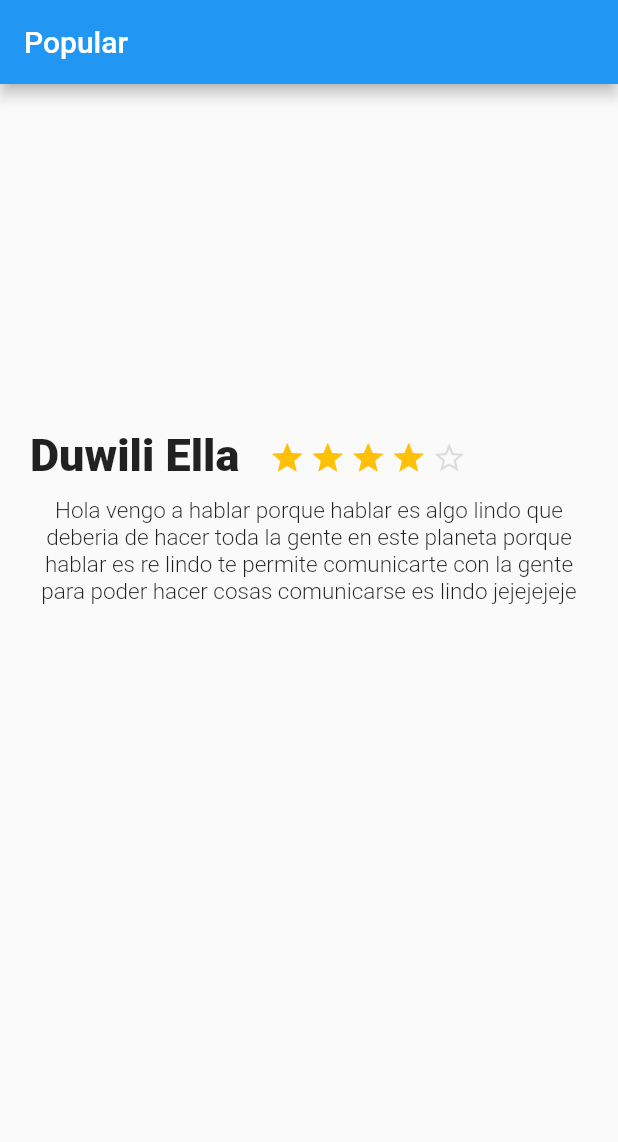
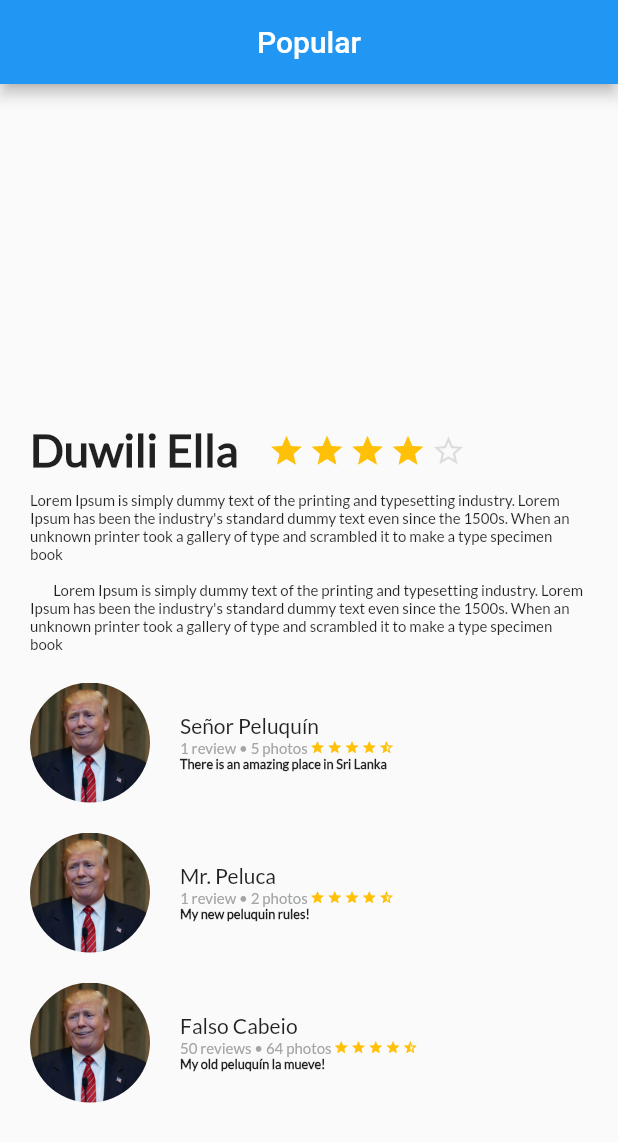
Before and after one commit to nandyme/p_flutter, a Flutter app: the screen it shows after launch, on a phone screen of 412 x 824 dp. Shown: the top 1142 px of the screen. Run offline on Flutter 3.47's test engine with Material 2 defaults, Android fonts, the phone set to English and light mode, and no system bars.

Commit message:
Clase 24

```diff
--- a/lib/description_place.dart
+++ b/lib/description_place.dart
@@ -34,7 +34,7 @@ class DescriptionPlace extends StatelessWidget {
 
     final star = Container(
       margin: EdgeInsets.only(
-        top: 233.0,
+        top: 228.0,
         right: 3.0
       ),
       child: Icon(
@@ -43,9 +43,9 @@ class DescriptionPlace extends StatelessWidget {
       ),
     );
 
-    final empty_star = Container(
+    final emptyStar = Container(
       margin: EdgeInsets.only(
-        top: 233.0,
+        top: 228.0,
         right: 3.0
       ),
       child: Icon(
@@ -54,17 +54,18 @@ class DescriptionPlace extends StatelessWidget {
       ),
     );
 
-    final title_stars = Row (
+    final titleStars = Row (
       children: <Widget>[
         Container(
           margin: EdgeInsets.only(
-            top: 230.0,
+            top: 225.0,
             left: 20.0,
             right: 20.0
           ),
           child: Text(
             "Duwili Ella",
             style: TextStyle(
+              fontFamily: "Lato",
               fontSize: 30.0,
               fontWeight: FontWeight.w900
             ),
@@ -78,7 +79,7 @@ class DescriptionPlace extends StatelessWidget {
             star,
             star,
             star,
-            empty_star
+            emptyStar
           ],
         )
 
@@ -93,25 +94,28 @@ class DescriptionPlace extends StatelessWidget {
           left: 20.0
       ),
       child: Text(
-        "Hola vengo a hablar porque hablar es algo lindo que deberia de hacer toda la gente en este planeta porque hablar es re lindo te permite comunicarte con la gente para poder hacer cosas comunicarse es lindo jejejejeje",
+        '''Lorem Ipsum is simply dummy text of the printing and typesetting industry. Lorem Ipsum has been the industry's standard dummy text even since the 1500s. When an unknown printer took a gallery of type and scrambled it to make a type specimen book
+
+        Lorem Ipsum is simply dummy text of the printing and typesetting industry. Lorem Ipsum has been the industry's standard dummy text even since the 1500s. When an unknown printer took a gallery of type and scrambled it to make a type specimen book''',
         style: TextStyle(
-            fontSize: 15,
+            fontFamily: "Lato",
+            fontSize: 10.0,
             fontWeight: FontWeight.w300
         ),
-        textAlign: TextAlign.center,
+        textAlign: TextAlign.left,
       ),
     );
 
 
-    final the_body = Column(
+    final head = Column(
       children: <Widget>[
-        title_stars,
+        titleStars,
         description
       ],
     );
 
 
-    return the_body;
+    return head;
 
   }
 
--- a/lib/main.dart
+++ b/lib/main.dart
@@ -1,5 +1,5 @@
 import 'package:flutter/material.dart';
-import 'description_place.dart';
+import 'the_body.dart';
 
 
 
@@ -28,8 +28,9 @@ class MyApp extends StatelessWidget {
       home: Scaffold(
         appBar: AppBar(
           title: Text("Popular"),
+          centerTitle: true,
         ),
-        body: new DescriptionPlace(),
+        body: new TheBody(),
       ) //MyHomePage(title: 'Flutter Demo Home Page'),
     );
   }
--- /dev/null
+++ b/lib/review.dart
@@ -0,0 +1,134 @@
+import 'package:flutter/material.dart';
+
+class Review extends StatelessWidget {
+
+  String pathImage = "";
+  String name = "";
+  String details = "";
+  String comment = "There is an amazing place in Sri Lanka";
+
+  Review(this.pathImage, this.name, this.details, this.comment);
+
+  @override
+  Widget build(BuildContext context) {
+    // TODO: implement build
+
+    final userComment = Container(
+      margin: EdgeInsets.only(
+          left: 20.0
+      ),
+      child: Text(
+        comment,
+        textAlign: TextAlign.start,
+        style: TextStyle(
+            fontFamily: "Lato",
+            fontSize: 8.5,
+            fontWeight: FontWeight.w900
+        ),
+
+      ),
+    );
+
+
+    final stars = Container(
+      margin: EdgeInsets.only(
+        left: 1.5
+      ),
+      child: Icon(
+        Icons.star,
+        size: 10.0,
+        color: Colors.amber,
+      ),
+    );
+
+    final emptyStars = Container(
+      margin: EdgeInsets.only(
+        left: 1.5,
+      ),
+      child: Icon(
+        Icons.star_half,
+        size: 10.0,
+        color: Colors.amber,
+      ),
+    );
+
+
+    final userInfo = Container(
+      margin: EdgeInsets.only(
+          left: 20.0
+      ),
+      child: Text(
+        details,
+        textAlign: TextAlign.start,
+        style: TextStyle(
+            fontFamily: "Lato",
+            fontSize: 10.0,
+            color: Color(0xFFa3a5a7)
+        ),
+
+      ),
+    );
+
+    final detailStars = Row(
+      children: <Widget>[
+        userInfo,
+        stars,
+        stars,
+        stars,
+        stars,
+        emptyStars,
+      ],
+    );
+
+    final userName = Container(
+      margin: EdgeInsets.only(
+        top: 20.0,
+        left: 20.0
+      ),
+      child: Text(
+        name,
+        textAlign: TextAlign.start,
+        style: TextStyle(
+          fontFamily: "Lato",
+          fontSize: 14.0
+        ),
+
+      ),
+    );
+
+    final userDetails = Column(
+      crossAxisAlignment: CrossAxisAlignment.start,
+      children: <Widget>[
+        userName,
+        detailStars,
+        userComment
+
+      ],
+    );
+
+    final photo = Container(
+      margin: EdgeInsets.only(
+        top: 20.0,
+        left: 20.0
+      ),
+      width: 80.0,
+      height: 80.0,
+
+      decoration: BoxDecoration(
+        shape: BoxShape.circle,
+        image: DecorationImage(
+            fit: BoxFit.cover,
+            image: AssetImage(pathImage)
+        )
+      ),
+    );
+
+    return Row (
+      children: <Widget>[
+        photo,
+        userDetails
+      ],
+    );
+  }
+
+}
--- /dev/null
+++ b/lib/review_list.dart
@@ -0,0 +1,17 @@
+import 'package:flutter/material.dart';
+import 'review.dart';
+
+class ReviewList extends StatelessWidget {
+  @override
+  Widget build(BuildContext context) {
+    // TODO: implement build
+    return Column(
+      children: <Widget>[
+        new Review("assets/img/image.jpg", "Señor Peluquín","1 review • 5 photos","There is an amazing place in Sri Lanka"),
+        new Review("assets/img/image.jpg","Mr. Peluca","1 review • 2 photos","My new peluquin rules!"),
+        new Review("assets/img/image.jpg", "Falso Cabeio", "50 reviews • 64 photos", "My old peluquín la mueve!")
+      ],
+    );
+  }
+
+}
--- /dev/null
+++ b/lib/the_body.dart
@@ -0,0 +1,20 @@
+import 'package:flutter/material.dart';
+import 'description_place.dart';
+import 'review_list.dart';
+
+
+
+class TheBody extends StatelessWidget {
+  @override
+  Widget build(BuildContext context) {
+    // TODO: implement build
+
+    return Column(
+      children: <Widget>[
+        new DescriptionPlace(),
+        new ReviewList()
+      ],
+    );
+  }
+
+}
```
Also changed, not shown: pubspec.yaml (+9 -0 lines), assets/img/image.jpg (added), fonts/Lato-Regular.ttf (added).
